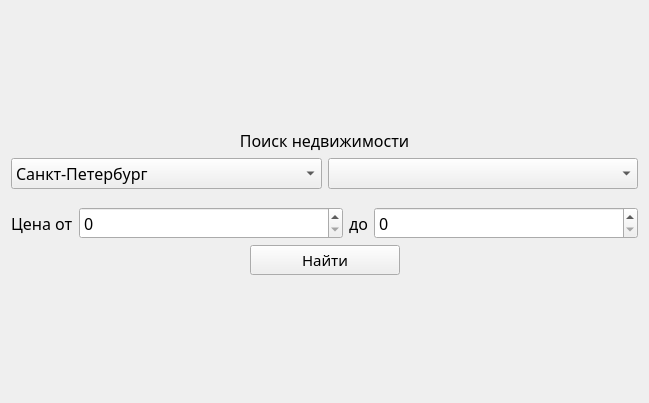
Old version of the form widgets/searchwidget.ui in the repository GRPilot/real-estate-agency.
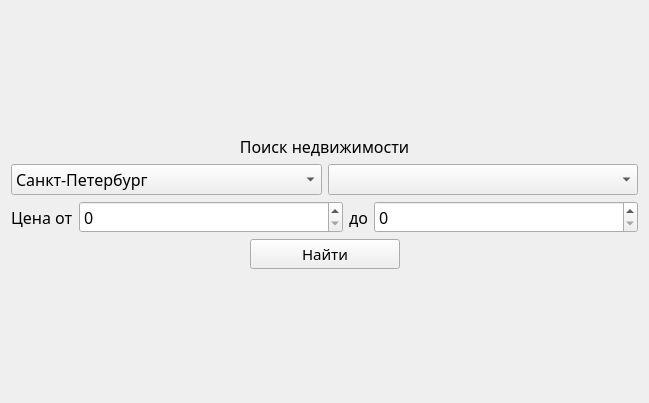
New version of the form.

Diff of the .ui file:
```diff
--- a/widgets/searchwidget.ui
+++ b/widgets/searchwidget.ui
@@ -87,7 +87,7 @@
    <item>
     <layout class="QHBoxLayout" name="horizontalLayout_3" stretch="0,1,0,1">
      <property name="topMargin">
-      <number>12</number>
+      <number>0</number>
      </property>
      <item>
       <widget class="QLabel" name="label_2">
```
